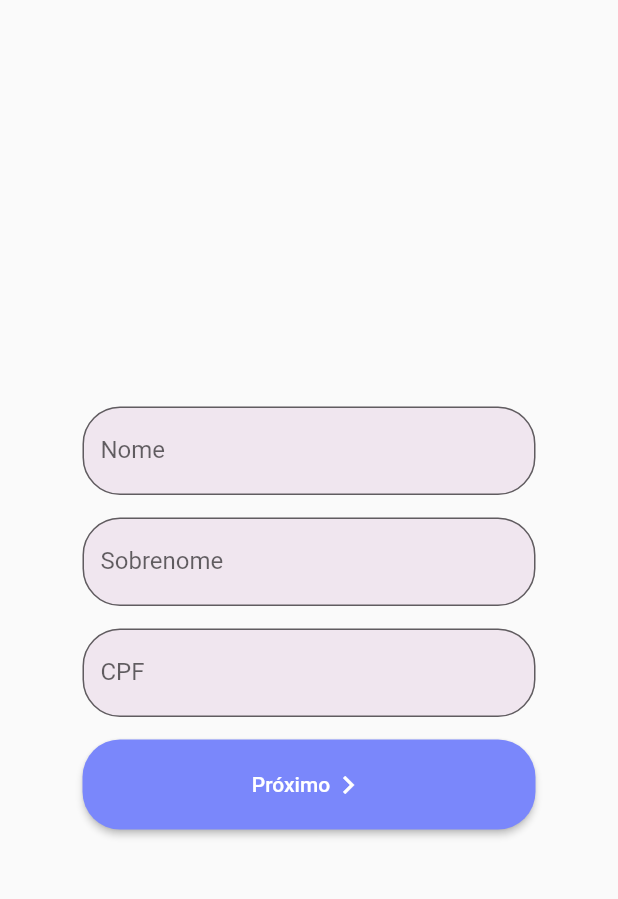
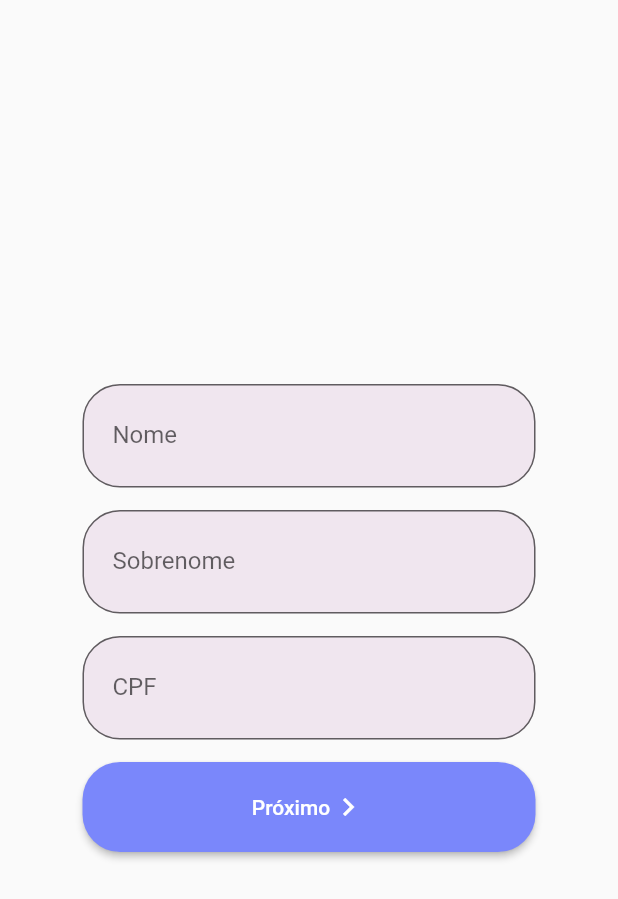
Before and after one commit to NatanBatista/syncrolife, a Flutter app: the CustomFormPage screen opened directly, on a phone screen of 412 x 824 dp. Shown: the top 899 px of the screen. Run offline on Flutter 3.47's test engine with Material 2 defaults, Android fonts, the phone set to English and light mode, and no system bars.

Commit message:
Adicionando Padding ao textField
Adicionando padding para mover o label mais para direita e aumentar o tamanho o textField.

```diff
--- a/lib/widgets/signup/text_field_form_widget.dart
+++ b/lib/widgets/signup/text_field_form_widget.dart
@@ -22,6 +22,7 @@ class CustomTextField extends StatelessWidget {
       decoration: InputDecoration(
         filled: true,
         fillColor: fillColor,
+        contentPadding: const EdgeInsets.fromLTRB(20.0, 25.0, 20.0, 25.0),
         border: const OutlineInputBorder(
           borderSide: BorderSide(color: Colors.transparent),
           borderRadius: BorderRadius.all(Radius.circular(25.0)),
```
